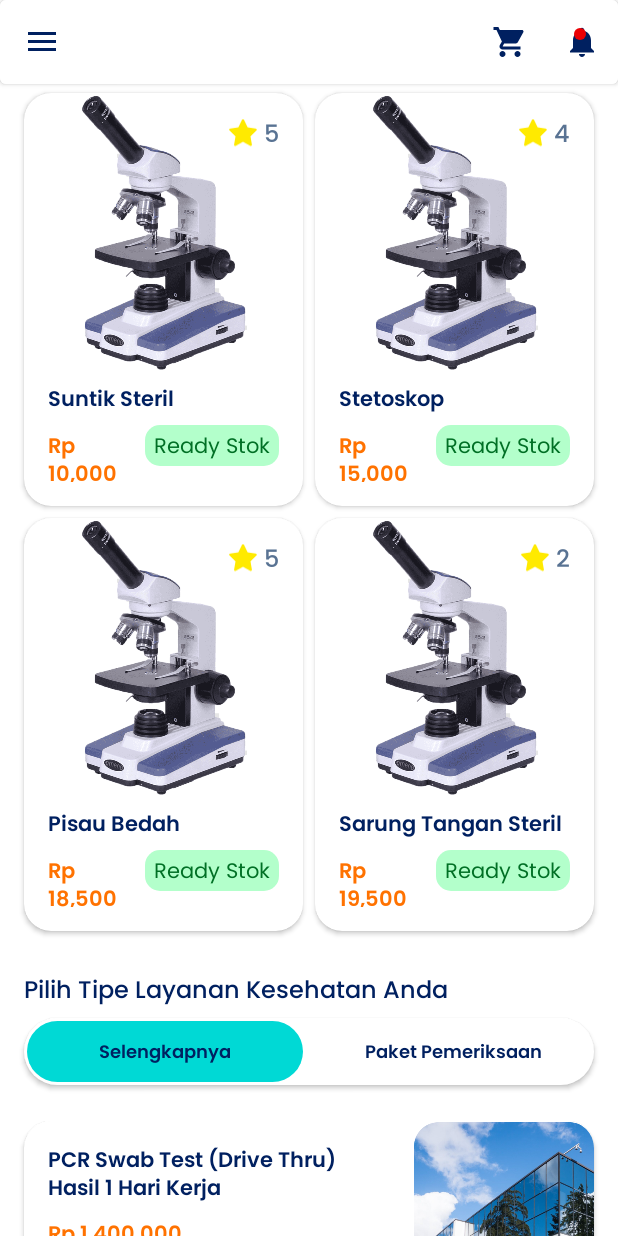
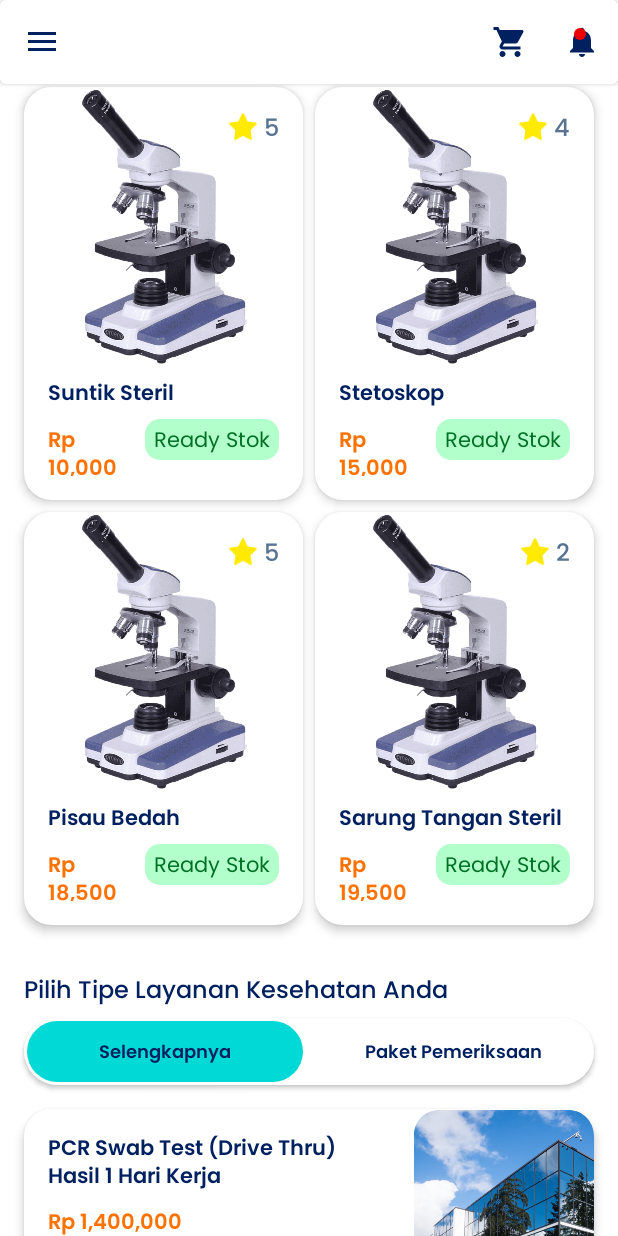
Before and after one commit to jevon-putra/Test-Vascomm, an Android app: the HomeFragment screen opened through its navigation route, scrolled down 537 dp, on a phone screen of 412 x 824 dp. Run offline under Robolectric (Android 15) with nearby library versions, the phone set to English and light mode, and no system bars; network calls fail; 1 statement that could not run was skipped.

Commit message:
Add elevation component and update image resource

```diff
--- a/app/src/main/res/drawable/ic_info.xml
+++ b/app/src/main/res/drawable/ic_info.xml
@@ -1,4 +1,4 @@
-<vector xmlns:android="http://schemas.android.com/apk/res/android" android:height="16dp" android:tint="#000000" android:viewportHeight="24" android:viewportWidth="24" android:width="16dp">
+<vector xmlns:android="http://schemas.android.com/apk/res/android" android:height="20dp" android:tint="#000000" android:viewportHeight="24" android:viewportWidth="24" android:width="20dp">
 
     <path android:fillColor="@android:color/white" android:pathData="M12,2C6.48,2 2,6.48 2,12s4.48,10 10,10 10,-4.48 10,-10S17.52,2 12,2zM13,17h-2v-6h2v6zM13,9h-2L11,7h2v2z"/>
 
--- a/app/src/main/res/layout/fragment_home.xml
+++ b/app/src/main/res/layout/fragment_home.xml
@@ -5,7 +5,6 @@
     android:layout_width="match_parent"
     android:layout_height="match_parent"
     tools:context=".view.home.view.HomeFragment"
-    tools:openDrawer="start"
     xmlns:app="http://schemas.android.com/apk/res-auto">
 
     <LinearLayout
@@ -29,6 +28,8 @@
             <LinearLayout
                 android:layout_width="match_parent"
                 android:layout_height="match_parent"
+                android:clipChildren="false"
+                android:clipToPadding="false"
                 android:orientation="vertical">
 
                 <androidx.recyclerview.widget.RecyclerView
@@ -37,9 +38,8 @@
                     android:layout_height="wrap_content"
                     android:clipToPadding="false"
                     android:clipChildren="false"
+                    android:paddingHorizontal="16dp"
                     android:nestedScrollingEnabled="false"
-                    android:paddingHorizontal="16dp"
-                    android:paddingBottom="16dp"
                     app:layoutManager="androidx.recyclerview.widget.LinearLayoutManager"
                     tools:itemCount="3"
                     tools:listitem="@layout/item_layout_event_image_left"/>
@@ -47,11 +47,12 @@
                 <LinearLayout
                     android:layout_width="match_parent"
                     android:layout_height="wrap_content"
-                    android:orientation="horizontal"
+                    android:clipToPadding="false"
+                    android:clipChildren="false"
+                    android:paddingTop="16dp"
+                    android:paddingBottom="12dp"
                     android:paddingHorizontal="16dp"
-                    android:paddingVertical="4dp"
-                    android:clipToPadding="false"
-                    android:clipChildren="false">
+                    android:orientation="horizontal">
 
                     <com.google.android.material.card.MaterialCardView
                         android:layout_width="40dp"
@@ -63,7 +64,7 @@
                             android:layout_height="match_parent"
                             android:padding="10dp"
                             android:src="@drawable/ic_filter"
-                            app:tint="@color/black" />
+                            app:tint="@color/color_primary" />
                     </com.google.android.material.card.MaterialCardView>
 
                     <com.google.android.material.card.MaterialCardView
@@ -99,7 +100,6 @@
                     android:layout_height="wrap_content"
                     android:clipToPadding="false"
                     android:clipChildren="false"
-                    android:paddingVertical="8dp"
                     android:paddingHorizontal="16dp"
                     android:orientation="horizontal"
                     app:layoutManager="androidx.recyclerview.widget.LinearLayoutManager"
@@ -112,10 +112,9 @@
                     android:layout_height="wrap_content"
                     android:clipToPadding="false"
                     android:clipChildren="false"
+                    android:layout_marginTop="16dp"
+                    android:paddingHorizontal="16dp"
                     android:nestedScrollingEnabled="false"
-                    android:paddingHorizontal="16dp"
-                    android:paddingTop="8dp"
-                    android:paddingBottom="16dp"
                     app:layoutManager="androidx.recyclerview.widget.GridLayoutManager"
                     app:spanCount="2"
                     tools:itemCount="2"
@@ -125,7 +124,7 @@
                     android:layout_width="match_parent"
                     android:layout_height="wrap_content"
                     android:layout_marginHorizontal="16dp"
-                    android:paddingTop="12dp"
+                    android:paddingTop="32dp"
                     android:paddingBottom="8dp"
                     android:text="Pilih Tipe Layanan Kesehatan Anda"
                     style="@style/font_16_medium"
@@ -135,7 +134,7 @@
                     android:layout_width="match_parent"
                     android:layout_height="wrap_content"
                     android:layout_marginHorizontal="16dp"
-                    android:layout_marginBottom="24dp"
+                    android:layout_marginBottom="16dp"
                     android:padding="2dp"
                     android:background="@drawable/bg_white_rounded"
                     android:orientation="horizontal"
--- a/app/src/main/res/layout/fragment_login.xml
+++ b/app/src/main/res/layout/fragment_login.xml
@@ -139,7 +139,7 @@
                         android:padding="16dp"
                         style="@style/font_14_regular"
                         android:background="@null"
-                        android:hint="Masukkan email anda"
+                        android:hint="Masukkan password anda"
                         android:inputType="textPassword"
                         android:imeOptions="actionDone"
                         android:textColor="@color/black" />
--- a/app/src/main/res/layout/fragment_profile.xml
+++ b/app/src/main/res/layout/fragment_profile.xml
@@ -279,7 +279,7 @@
                                 android:padding="16dp"
                                 style="@style/font_14_regular"
                                 android:background="@null"
-                                android:hint="Masukkan email anda"
+                                android:hint="Masukkan nama depan anda"
                                 android:inputType="text"
                                 android:imeOptions="actionNext"
                                 android:textColor="@color/black" />
@@ -307,7 +307,7 @@
                                 android:padding="16dp"
                                 style="@style/font_14_regular"
                                 android:background="@null"
-                                android:hint="Masukkan email anda"
+                                android:hint="Masukkan nama belakang anda"
                                 android:inputType="text"
                                 android:imeOptions="actionNext"
                                 android:textColor="@color/black" />
--- a/app/src/main/res/layout/fragment_register.xml
+++ b/app/src/main/res/layout/fragment_register.xml
@@ -95,7 +95,7 @@
                         android:padding="16dp"
                         style="@style/font_14_regular"
                         android:background="@null"
-                        android:hint="Masukkan email anda"
+                        android:hint="Masukkan nama depan anda"
                         android:inputType="text"
                         android:imeOptions="actionNext"
                         android:textColor="@color/black" />
@@ -131,7 +131,7 @@
                         android:padding="16dp"
                         style="@style/font_14_regular"
                         android:background="@null"
-                        android:hint="Masukkan email anda"
+                        android:hint="Masukkan nama belakang anda"
                         android:inputType="text"
                         android:imeOptions="actionNext"
                         android:textColor="@color/black" />
--- a/app/src/main/res/layout/item_layout_event_image_left.xml
+++ b/app/src/main/res/layout/item_layout_event_image_left.xml
@@ -8,7 +8,7 @@
         android:layout_width="match_parent"
         android:layout_height="wrap_content"
         app:cardCornerRadius="18dp"
-        app:cardElevation="2dp"
+        app:cardElevation="4dp"
         android:layout_marginTop="8dp"
         app:layout_constraintTop_toTopOf="parent"
         app:layout_constraintBottom_toBottomOf="parent">
@@ -70,7 +70,7 @@
         app:layout_constraintStart_toStartOf="parent"
         app:layout_constraintTop_toTopOf="parent"
         android:layout_marginStart="16dp"
-        android:elevation="2dp"
+        android:elevation="5dp"
         android:adjustViewBounds="true"
         android:src="@drawable/img_search"/>
 </androidx.constraintlayout.widget.ConstraintLayout>
--- a/app/src/main/res/layout/item_layout_event_image_right.xml
+++ b/app/src/main/res/layout/item_layout_event_image_right.xml
@@ -8,7 +8,7 @@
         android:layout_width="match_parent"
         android:layout_height="wrap_content"
         app:cardCornerRadius="18dp"
-        app:cardElevation="2dp"
+        app:cardElevation="4dp"
         android:layout_marginTop="8dp"
         app:layout_constraintTop_toTopOf="parent"
         app:layout_constraintBottom_toBottomOf="parent">
@@ -81,7 +81,7 @@
         app:layout_constraintEnd_toEndOf="parent"
         app:layout_constraintTop_toTopOf="parent"
         android:layout_marginEnd="16dp"
-        android:elevation="2dp"
+        android:elevation="5dp"
         android:adjustViewBounds="true"
         android:src="@drawable/img_vaccine"/>
 </androidx.constraintlayout.widget.ConstraintLayout>
--- a/app/src/main/res/layout/item_layout_hospital.xml
+++ b/app/src/main/res/layout/item_layout_hospital.xml
@@ -4,8 +4,8 @@
     android:layout_height="wrap_content"
     xmlns:app="http://schemas.android.com/apk/res-auto"
     app:cardCornerRadius="18dp"
-    app:cardElevation="2dp"
-    android:layout_marginBottom="8dp">
+    app:cardElevation="4dp"
+    android:layout_marginBottom="16dp">
     <LinearLayout
         android:layout_width="match_parent"
         android:layout_height="wrap_content"
--- a/app/src/main/res/layout/item_layout_product.xml
+++ b/app/src/main/res/layout/item_layout_product.xml
@@ -2,7 +2,7 @@
 <com.google.android.material.card.MaterialCardView xmlns:android="http://schemas.android.com/apk/res/android"
     android:layout_width="match_parent"
     android:layout_height="wrap_content"
-    app:cardElevation="2dp"
+    app:cardElevation="4dp"
     app:cardCornerRadius="18dp"
     xmlns:app="http://schemas.android.com/apk/res-auto">
 
--- a/app/src/main/res/navigation/navigation_app.xml
+++ b/app/src/main/res/navigation/navigation_app.xml
@@ -38,8 +38,8 @@
             app:destination="@id/registerFragment"
             app:enterAnim="@anim/to_right"
             app:exitAnim="@anim/to_left"
-            app:popEnterAnim="@anim/from_right"
-            app:popExitAnim="@anim/from_left" />
+            app:popEnterAnim="@anim/from_left"
+            app:popExitAnim="@anim/from_right"/>
         <action
             android:id="@+id/action_loginFragment_to_homeFragment"
             app:destination="@id/homeFragment"
--- a/app/src/main/res/values/style.xml
+++ b/app/src/main/res/values/style.xml
@@ -107,8 +107,7 @@
 
     // BUTTON
     <style name="button_logout">
-        <item name="android:elevation">0dp</item>
-        <item name="elevation">0dp</item>
+        <item name="android:elevation">2dp</item>
         <item name="lineSpacing">1dp</item>
         <item name="android:background">@drawable/btn_logout</item>
         <item name="backgroundTint">@null</item>
@@ -124,8 +123,7 @@
 
 
     <style name="button_primary">
-        <item name="android:elevation">0dp</item>
-        <item name="elevation">0dp</item>
+        <item name="android:elevation">2dp</item>
         <item name="lineSpacing">1dp</item>
         <item name="android:background">@drawable/btn_primary</item>
         <item name="backgroundTint">@null</item>
```
